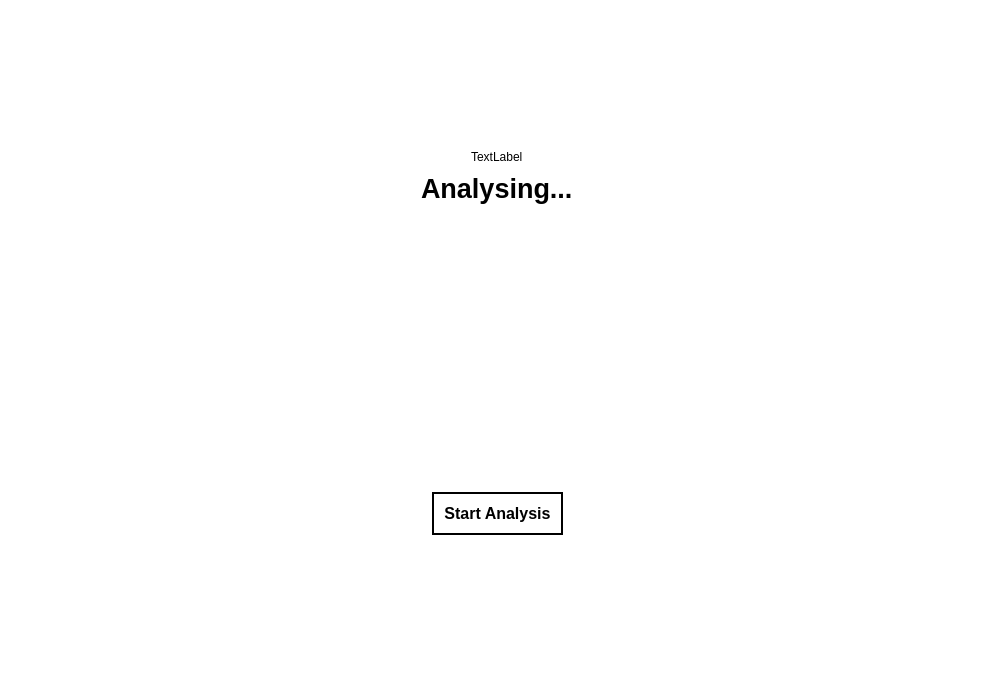
Above: gui.ui from 09rohanchopra/CamTechHack-17 before the change. Below: the same form after it.
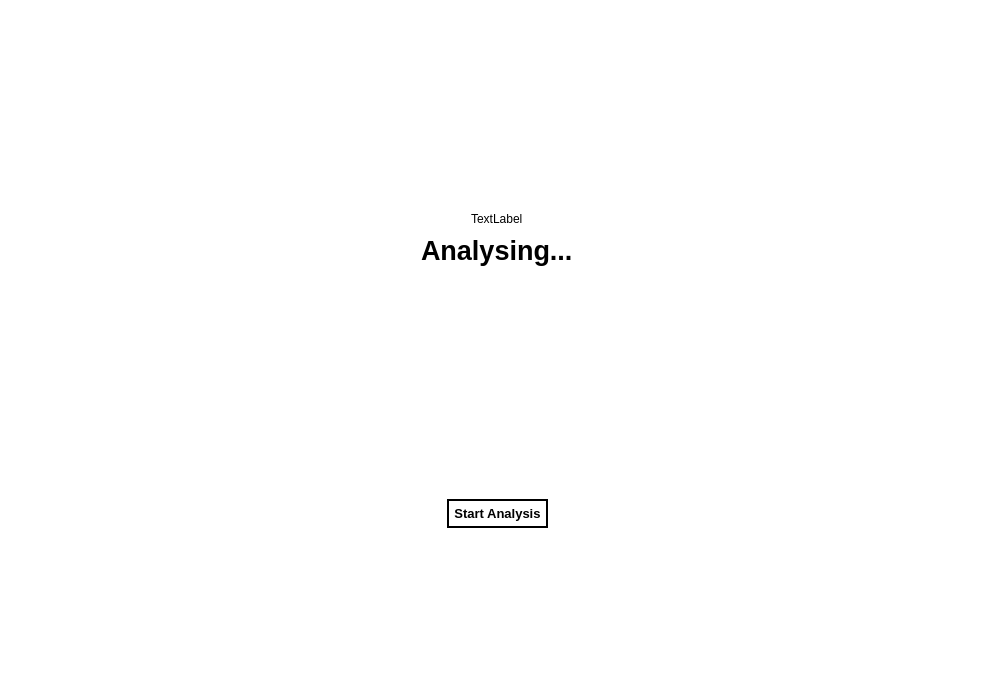
That is the form after the change.

```diff
--- a/gui.ui
+++ b/gui.ui
@@ -35,7 +35,7 @@
         <property name="sizeHint" stdset="0">
          <size>
           <width>20</width>
-          <height>120</height>
+          <height>200</height>
          </size>
         </property>
        </spacer>
@@ -190,14 +190,15 @@
            </property>
            <property name="font">
             <font>
-             <pointsize>12</pointsize>
+             <family>Segoe UI</family>
+             <pointsize>10</pointsize>
              <weight>75</weight>
              <bold>true</bold>
             </font>
            </property>
            <property name="styleSheet">
             <string notr="true">border: 2px solid black;
-padding: 10px;</string>
+padding: 5px;</string>
            </property>
            <property name="text">
             <string>Start Analysis</string>
```
Left out of the diff: 2 changed lines with no effect on the pictures.
